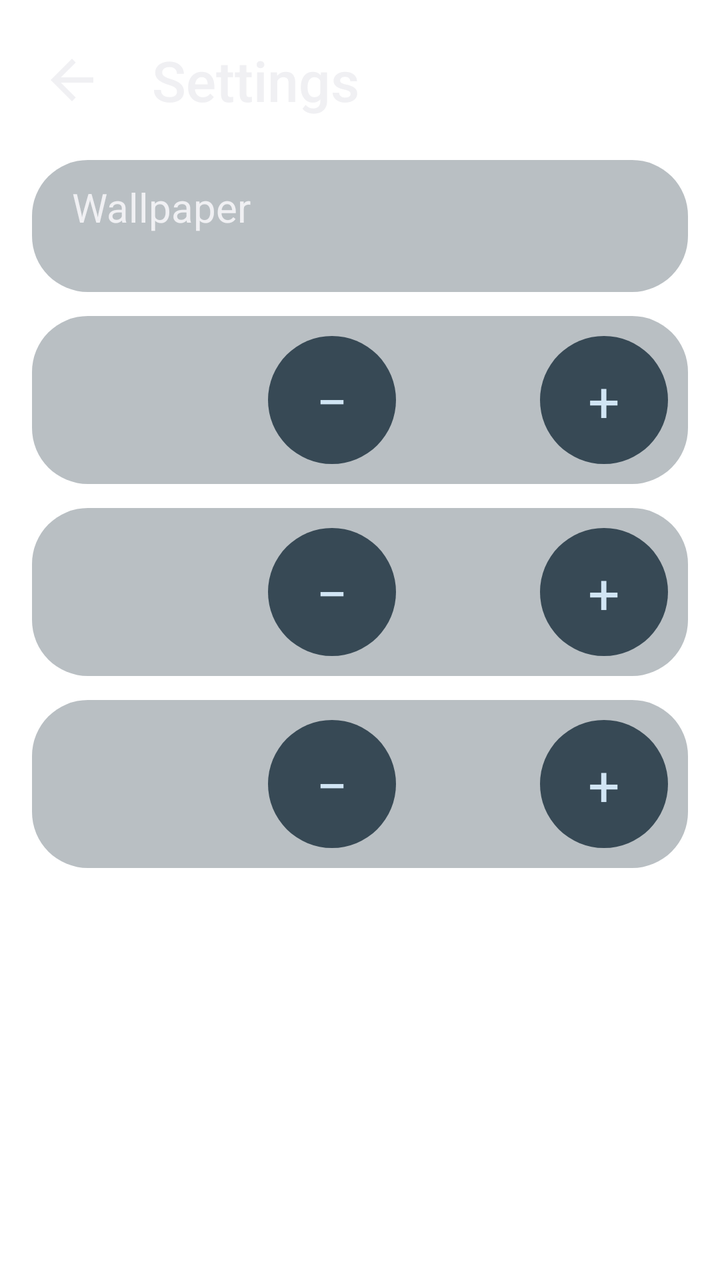
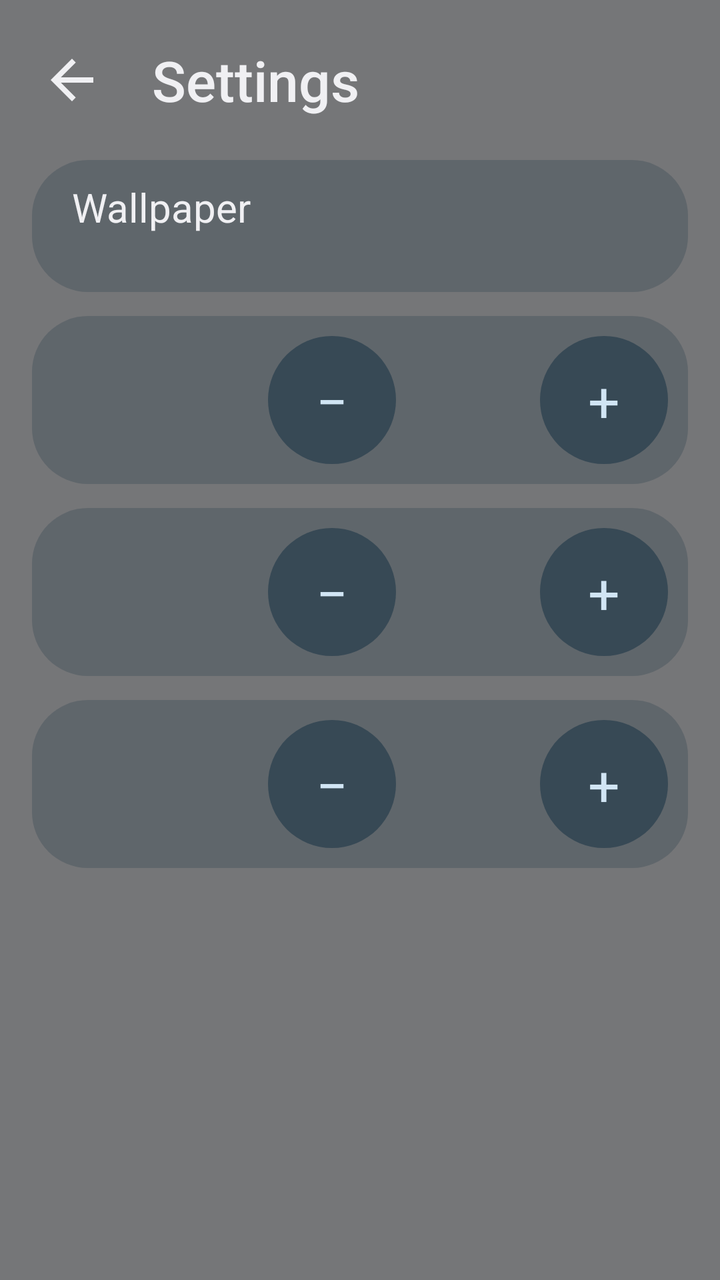

Before-and-after screenshots of an Android layout around one commit, followed by the original layout XML and the change that was made.
<!-- AndroidManifest.xml: fallback theme Theme.MaterialComponents.DayNight.NoActionBar -->
<!-- res/layout/activity_settings.xml -->
<?xml version="1.0" encoding="utf-8"?>
<LinearLayout xmlns:android="http://schemas.android.com/apk/res/android"
    android:layout_width="match_parent"
    android:layout_height="match_parent"
    android:orientation="vertical"
    android:fitsSystemWindows="true">

    
    <LinearLayout
        android:layout_width="match_parent"
        android:layout_height="@dimen/top_app_bar_height"
        android:orientation="horizontal"
        android:gravity="center_vertical"
        android:paddingStart="@dimen/top_app_bar_side_padding"
        android:paddingEnd="@dimen/grid_padding">

        <ImageView
            android:id="@+id/settings_back"
            android:layout_width="@dimen/top_app_bar_nav_size"
            android:layout_height="@dimen/top_app_bar_nav_size"
            android:padding="@dimen/icon_button_padding"
            android:src="@drawable/arrow_back_24"
            android:scaleType="fitCenter"
            android:background="@drawable/ripple_circle"
            android:contentDescription="@string/back"
            android:focusable="true"
            android:clickable="true" />

        <TextView
            android:layout_width="0dp"
            android:layout_height="wrap_content"
            android:layout_weight="1"
            android:layout_marginStart="@dimen/top_app_bar_title_gap"
            android:text="@string/settings"
            android:textColor="@color/text_primary"
            android:textSize="@dimen/screen_title_size"
            android:fontFamily="sans-serif-medium"
            android:singleLine="true"
            android:ellipsize="end" />
    </LinearLayout>

    <ScrollView
        android:layout_width="match_parent"
        android:layout_height="0dp"
        android:layout_weight="1">

        <LinearLayout
            android:layout_width="match_parent"
            android:layout_height="wrap_content"
            android:orientation="vertical"
            android:paddingStart="@dimen/grid_padding"
            android:paddingEnd="@dimen/grid_padding"
            android:paddingBottom="@dimen/grid_padding">

            <LinearLayout
                android:id="@+id/setting_wallpaper"
                android:layout_width="match_parent"
                android:layout_height="wrap_content"
                android:layout_marginBottom="@dimen/setting_row_gap"
                android:minHeight="@dimen/stepper_button_size"
                android:orientation="vertical"
                android:gravity="center_vertical"
                android:paddingStart="@dimen/setting_row_padding"
                android:paddingEnd="@dimen/setting_row_padding"
                android:paddingTop="@dimen/shortcut_padding"
                android:paddingBottom="@dimen/shortcut_padding"
                android:background="@drawable/card_background"
                android:foreground="@drawable/ripple_transparent"
                android:clickable="true"
                android:focusable="true">

                <TextView
                    android:layout_width="wrap_content"
                    android:layout_height="wrap_content"
                    android:text="@string/setting_wallpaper"
                    android:textColor="@color/text_primary"
                    android:textSize="@dimen/setting_label_size" />

                <TextView
                    android:id="@+id/setting_wallpaper_value"
                    android:layout_width="wrap_content"
                    android:layout_height="wrap_content"
                    android:textColor="@color/text_secondary"
                    android:textSize="@dimen/app_label_size" />
            </LinearLayout>

            <include
                android:id="@+id/setting_columns"
                layout="@layout/row_stepper" />

            <include
                android:id="@+id/setting_rows"
                layout="@layout/row_stepper" />

            <include
                android:id="@+id/setting_recents"
                layout="@layout/row_stepper" />
        </LinearLayout>
    </ScrollView>
</LinearLayout>
<!-- res/layout/row_stepper.xml (included above) -->
<?xml version="1.0" encoding="utf-8"?>
<LinearLayout xmlns:android="http://schemas.android.com/apk/res/android"
    android:layout_width="match_parent"
    android:layout_height="wrap_content"
    android:layout_marginBottom="@dimen/setting_row_gap"
    android:orientation="horizontal"
    android:gravity="center_vertical"
    android:paddingStart="@dimen/setting_row_padding"
    android:paddingEnd="@dimen/shortcut_padding"
    android:paddingTop="@dimen/shortcut_padding"
    android:paddingBottom="@dimen/shortcut_padding"
    android:background="@drawable/card_background">

    <TextView
        android:id="@+id/stepper_label"
        android:layout_width="0dp"
        android:layout_height="wrap_content"
        android:layout_weight="1"
        android:textColor="@color/text_primary"
        android:textSize="@dimen/setting_label_size" />

    <TextView
        android:id="@+id/stepper_minus"
        android:layout_width="@dimen/stepper_button_size"
        android:layout_height="@dimen/stepper_button_size"
        android:gravity="center"
        android:text="&#8722;"
        android:textColor="@color/on_tonal"
        android:textSize="@dimen/stepper_value_size"
        android:background="@drawable/stepper_button"
        android:contentDescription="@string/decrease" />

    <TextView
        android:id="@+id/stepper_value"
        android:layout_width="72dp"
        android:layout_height="wrap_content"
        android:gravity="center"
        android:textColor="@color/text_primary"
        android:textSize="@dimen/stepper_value_size"
        android:fontFeatureSettings="tnum" />

    <TextView
        android:id="@+id/stepper_plus"
        android:layout_width="@dimen/stepper_button_size"
        android:layout_height="@dimen/stepper_button_size"
        android:gravity="center"
        android:text="+"
        android:textColor="@color/on_tonal"
        android:textSize="@dimen/stepper_value_size"
        android:background="@drawable/stepper_button"
        android:contentDescription="@string/increase" />
</LinearLayout>
<!-- resources referenced by this layout -->
<resources>
  <color name="on_tonal">@android:color/system_accent2_100</color>
  <color name="text_primary">@android:color/system_neutral1_50</color>
  <color name="text_secondary">@android:color/system_neutral2_200</color>
  <dimen name="app_label_size">14sp</dimen>
  <dimen name="grid_padding">16dp</dimen>
  <dimen name="icon_button_padding">16dp</dimen>
  <dimen name="screen_title_size">28sp</dimen>
  <dimen name="setting_label_size">20sp</dimen>
  <dimen name="setting_row_gap">12dp</dimen>
  <dimen name="setting_row_padding">20dp</dimen>
  <dimen name="shortcut_padding">10dp</dimen>
  <dimen name="stepper_button_size">64dp</dimen>
  <dimen name="stepper_value_size">28sp</dimen>
  <dimen name="top_app_bar_height">80dp</dimen>
  <dimen name="top_app_bar_nav_size">64dp</dimen>
  <dimen name="top_app_bar_side_padding">4dp</dimen>
  <dimen name="top_app_bar_title_gap">8dp</dimen>
  <!-- drawable arrow_back_24 (drawable) -->
  <?xml version="1.0" encoding="utf-8"?>
  <vector xmlns:android="http://schemas.android.com/apk/res/android"
      android:width="24dp"
      android:height="24dp"
      android:viewportWidth="24"
      android:viewportHeight="24"
      android:autoMirrored="true"
      android:tint="@color/text_primary">
      <path
          android:fillColor="#FFFFFFFF"
          android:pathData="M20,11H7.83l5.59,-5.59L12,4l-8,8 8,8 1.41,-1.41L7.83,13H20v-2z" />
  </vector>
  <!-- drawable card_background (drawable) -->
  <?xml version="1.0" encoding="utf-8"?>
  <shape xmlns:android="http://schemas.android.com/apk/res/android"
      android:shape="rectangle">
      <solid android:color="@color/slot" />
      <corners android:radius="@dimen/corner_radius" />
  </shape>
  <!-- drawable ripple_circle (drawable) -->
  <?xml version="1.0" encoding="utf-8"?>
  <ripple xmlns:android="http://schemas.android.com/apk/res/android"
      android:color="@color/ripple">
      <item>
          <shape android:shape="oval">
              <solid android:color="@android:color/transparent" />
          </shape>
      </item>
  </ripple>
  <!-- drawable ripple_transparent (drawable) -->
  <?xml version="1.0" encoding="utf-8"?>
  <ripple xmlns:android="http://schemas.android.com/apk/res/android"
      android:color="@color/ripple">
      <item>
          <shape android:shape="rectangle">
              <solid android:color="@android:color/transparent" />
              <corners android:radius="@dimen/corner_radius" />
          </shape>
      </item>
  </ripple>
  <!-- drawable stepper_button (drawable) -->
  <?xml version="1.0" encoding="utf-8"?>
  <ripple xmlns:android="http://schemas.android.com/apk/res/android"
      android:color="@color/ripple">
      <item>
          <shape android:shape="oval">
              <solid android:color="@color/tonal" />
          </shape>
      </item>
  </ripple>
  <string name="back">Back</string>
  <string name="decrease">Less</string>
  <string name="increase">More</string>
  <string name="setting_wallpaper">Wallpaper</string>
  <string name="settings">Settings</string>
  <dimen name="corner_radius">28dp</dimen>
  <color name="tonal">@android:color/system_accent2_700</color>
</resources>

<!-- the commit's change to res/layout/activity_settings.xml (unified diff, before → after) -->
@@ -2,7 +2,9 @@
 <LinearLayout xmlns:android="http://schemas.android.com/apk/res/android"
     android:layout_width="match_parent"
     android:layout_height="match_parent"
+    android:id="@+id/settings_root"
     android:orientation="vertical"
+    android:background="@drawable/panel_window"
     android:fitsSystemWindows="true">
 
     
<!-- resource entries referenced after the edit -->
@@ -36,6 +36,12 @@
       android:shape="rectangle">
       <solid android:color="@color/slot" />
       <corners android:radius="@dimen/corner_radius" />
+  </shape>
+  <!-- drawable panel_window (drawable) -->
+  <?xml version="1.0" encoding="utf-8"?>
+  <shape xmlns:android="http://schemas.android.com/apk/res/android"
+      android:shape="rectangle">
+      <solid android:color="@color/sheet" />
   </shape>
   <!-- drawable ripple_circle (drawable) -->
   <?xml version="1.0" encoding="utf-8"?>
